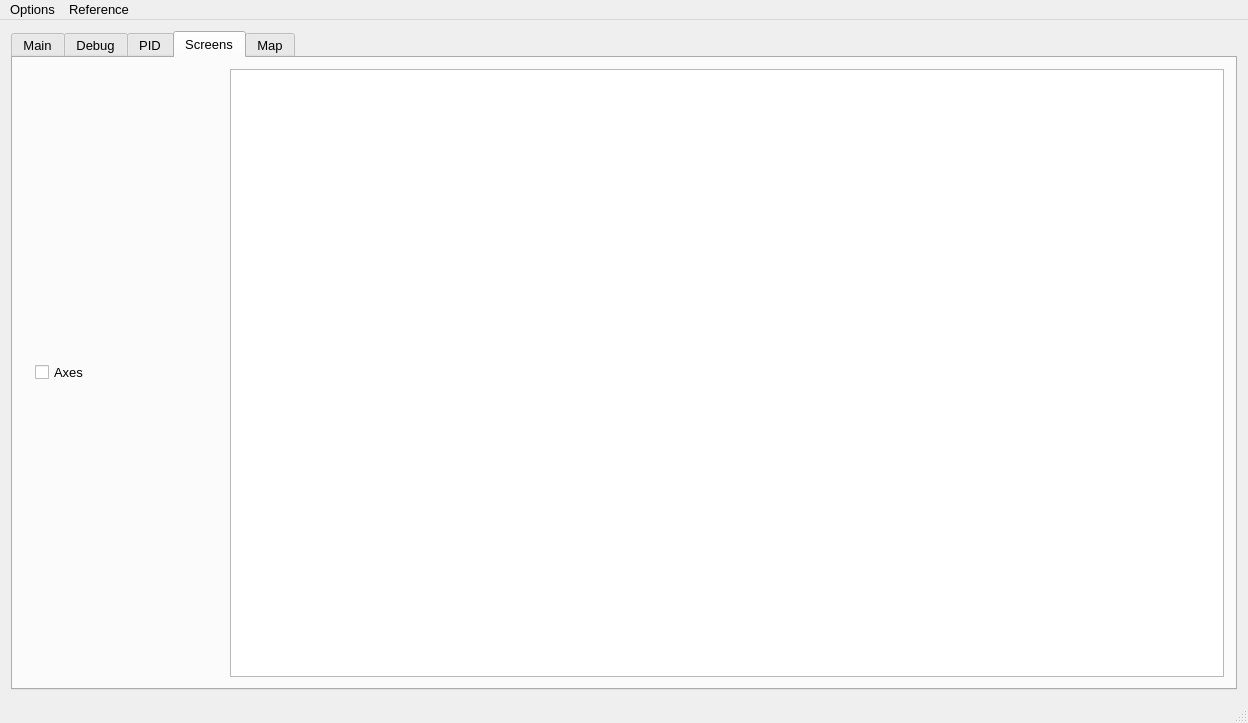
First picture: the form in mainwindow.ui, repository robocenter-rov/remote-control, before the edit.
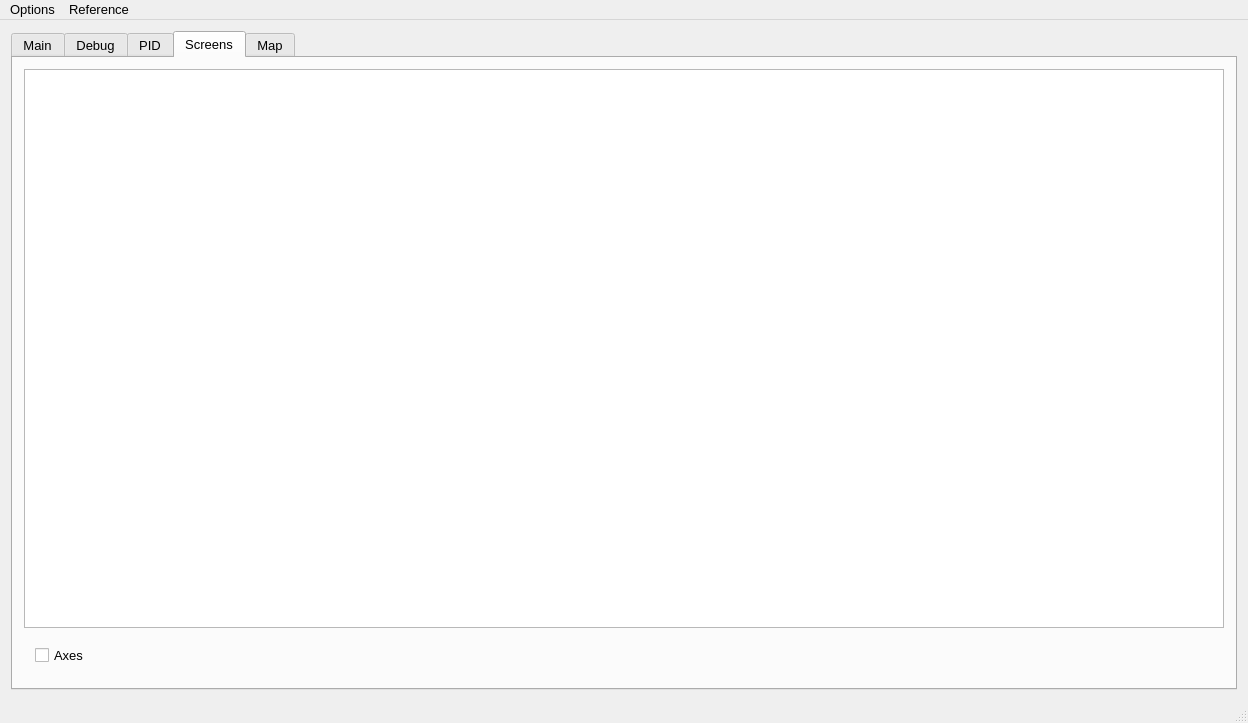
Second picture: the form after the edit. The open tabs and pages were chosen to show the change. Custom widgets are drawn as their Qt base class.

```diff
--- a/mainwindow.ui
+++ b/mainwindow.ui
@@ -2908,22 +2908,35 @@
        <attribute name="title">
         <string>Screens</string>
        </attribute>
-       <layout class="QHBoxLayout" name="horizontalLayout_2">
+       <layout class="QVBoxLayout" name="verticalLayout_4">
+        <item>
+         <widget class="QGraphicsView" name="screensView">
+          <property name="verticalScrollBarPolicy">
+           <enum>Qt::ScrollBarAlwaysOff</enum>
+          </property>
+          <property name="horizontalScrollBarPolicy">
+           <enum>Qt::ScrollBarAlwaysOff</enum>
+          </property>
+          <property name="sizeAdjustPolicy">
+           <enum>QAbstractScrollArea::AdjustToContents</enum>
+          </property>
+         </widget>
+        </item>
         <item>
          <widget class="QWidget" name="toolsWidget" native="true">
           <property name="minimumSize">
            <size>
-            <width>200</width>
+            <width>0</width>
             <height>0</height>
            </size>
           </property>
           <property name="maximumSize">
            <size>
-            <width>200</width>
+            <width>16777215</width>
             <height>16777215</height>
            </size>
           </property>
-          <layout class="QHBoxLayout" name="toolsLayout_2">
+          <layout class="QVBoxLayout" name="verticalLayout_3">
            <item>
             <widget class="QCheckBox" name="axesCheckBox">
              <property name="text">
@@ -2934,19 +2947,6 @@
           </layout>
          </widget>
         </item>
-        <item>
-         <widget class="QGraphicsView" name="screensView">
-          <property name="verticalScrollBarPolicy">
-           <enum>Qt::ScrollBarAlwaysOff</enum>
-          </property>
-          <property name="horizontalScrollBarPolicy">
-           <enum>Qt::ScrollBarAlwaysOff</enum>
-          </property>
-          <property name="sizeAdjustPolicy">
-           <enum>QAbstractScrollArea::AdjustToContents</enum>
-          </property>
-         </widget>
-        </item>
        </layout>
       </widget>
       <widget class="QWidget" name="mapTab">
```
